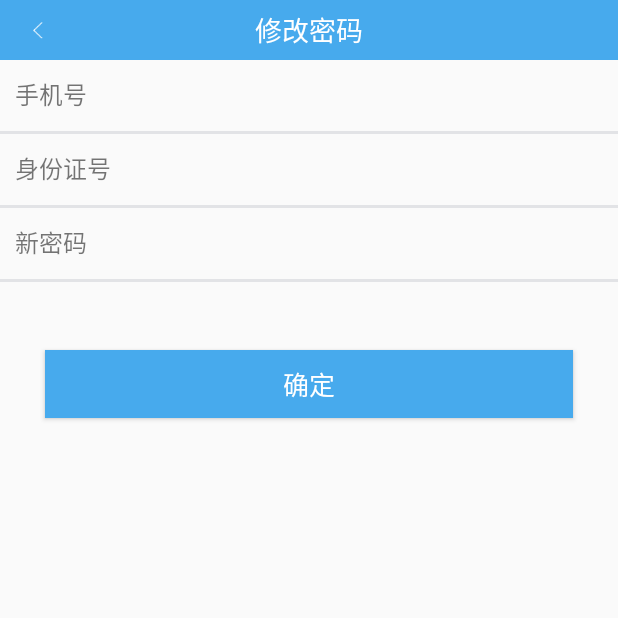
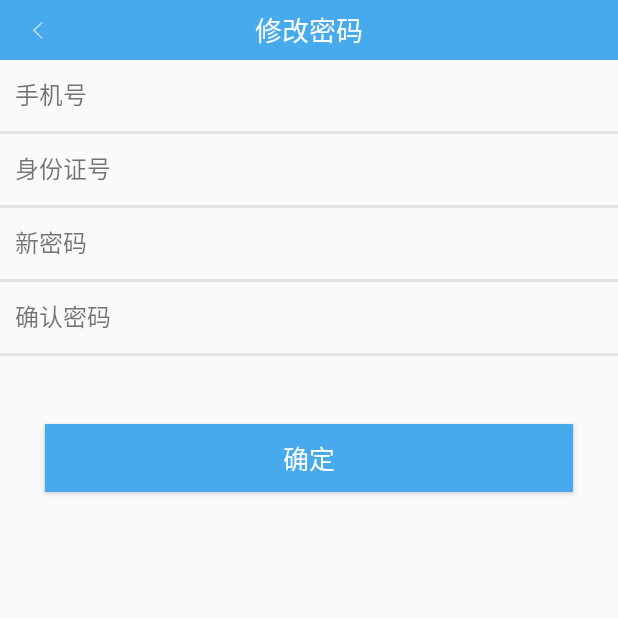
Before and after one commit to bxfla/withoutwork01, an Android app: the CheckPwdActivity screen opened directly, with no data from a screen before it, on a phone screen of 412 x 824 dp, the top half of it. Run offline under Robolectric (Android 15) with nearby library versions, the light colour scheme and no system bars; our stand-ins replace ButterKnife.

Commit message:
withoutwork01

```diff
--- a/app/src/main/java/com/xb/powerplatform/DB/MyDatabaseHelper.java
+++ b/app/src/main/java/com/xb/powerplatform/DB/MyDatabaseHelper.java
@@ -44,7 +44,7 @@
                 +"("+Constant.ID+","+Constant.QUTYPE+","+Constant.QUCONTENT
                 +","+Constant.QUA+","+Constant.QUB+","+Constant.QUC+","+Constant.QUD
                 +","+Constant.QUE+","+Constant.QUF+","+Constant.QUANSWER+","+Constant.QUANALYZE
-                +","+Constant.CLASSID+")";
+                +","+Constant.CLASSID+","+Constant.QUCATEGORY+")";
         Log.i("xyz",sql_error);
         db.execSQL(sql_error);
 
--- a/app/src/main/java/com/xb/powerplatform/education_and_training/adapter/EducationMoNiAdapter.java
+++ b/app/src/main/java/com/xb/powerplatform/education_and_training/adapter/EducationMoNiAdapter.java
@@ -393,6 +393,7 @@
         values.put(Constant.QUANSWER, dataItems.get(mPosition1).getQuAnswer());
         values.put(Constant.QUANALYZE, dataItems.get(mPosition1).getQuAnalyze());
         values.put(Constant.CLASSID, dataItems.get(mPosition1).getClasssId());
+        values.put(Constant.CLASSID, dataItems.get(mPosition1).getQuCategory());
         db.insert(Constant.TABBLE_NAME_ERROR, null, values);
     }
 
--- a/app/src/main/java/com/xb/powerplatform/utilsclass/person/activity/CheckPwdActivity.java
+++ b/app/src/main/java/com/xb/powerplatform/utilsclass/person/activity/CheckPwdActivity.java
@@ -3,6 +3,7 @@
 import android.content.Intent;
 import android.os.Bundle;
 import android.os.Looper;
+import android.text.method.PasswordTransformationMethod;
 import android.widget.Button;
 import android.widget.EditText;
 import android.widget.Toast;
@@ -15,13 +16,12 @@
 import com.xb.powerplatform.utilsclass.person.presenter.CheckPwdPresenter;
 import com.xb.powerplatform.utilsclass.person.presenter.presenterImpl.CheckPwdPresenterImpl;
 import com.xb.powerplatform.utilsclass.person.view.CheckPwdView;
-import com.xb.powerplatform.utilsclass.utils.ProgressDialogUtil;
 
 import butterknife.Bind;
 import butterknife.ButterKnife;
 import butterknife.OnClick;
 
-public class CheckPwdActivity extends BaseActivity implements CheckPwdView{
+public class CheckPwdActivity extends BaseActivity implements CheckPwdView {
 
     CheckPwdPresenter presenter;
 
@@ -36,11 +36,15 @@
     @Bind(R.id.btn)
     Button btn;
     showMyToast showmytoast;
+    @Bind(R.id.etNewPwd1)
+    EditText etNewPwd1;
 
     @Override
     protected void onCreate(Bundle savedInstanceState) {
         super.onCreate(savedInstanceState);
         ButterKnife.bind(this);
+        etNewPwd.setTransformationMethod(PasswordTransformationMethod.getInstance());
+        etNewPwd1.setTransformationMethod(PasswordTransformationMethod.getInstance());
     }
 
     @Override
@@ -60,31 +64,35 @@
 
     @OnClick(R.id.btn)
     public void onViewClicked() {
-        if (etName.getText().toString().length()!=0&&
-                etIdcard.getText().toString().length()!=0&&
-                etNewPwd.getText().toString().length()!=0){
-            presenter = new CheckPwdPresenterImpl(this, this,etName.getText().toString(),
-                    etIdcard.getText().toString(),etNewPwd.getText().toString());
-            presenter.CheckPwd(etName.getText().toString(),
-                    etIdcard.getText().toString(),etNewPwd.getText().toString());
-        }else {
-            ProgressDialogUtil.startLoad(this,getResources().getString(R.string.cannot_isnull));
+        if (etName.getText().toString().length() != 0 &&
+                etIdcard.getText().toString().length() != 0 &&
+                etNewPwd.getText().toString().length() != 0) {
+            if (etNewPwd.equals(etNewPwd1)){
+                presenter = new CheckPwdPresenterImpl(this, this, etName.getText().toString(),
+                        etIdcard.getText().toString(), etNewPwd.getText().toString());
+                presenter.CheckPwd(etName.getText().toString(),
+                        etIdcard.getText().toString(), etNewPwd.getText().toString());
+            }else {
+                Toast.makeText(this, "两次密码不一致", Toast.LENGTH_SHORT).show();
+            }
+        } else {
+            Toast.makeText(this, getResources().getString(R.string.cannot_isnull), Toast.LENGTH_SHORT).show();
         }
     }
 
     @Override
     public void getCheckPwdData(checkPwd checkpwd) {
-        if (String.valueOf(checkpwd.isSuccess()).equals("true")){
-            Intent intent=new Intent(this,LoginActivity.class);
+        if (String.valueOf(checkpwd.isSuccess()).equals("true")) {
+            Intent intent = new Intent(this, LoginActivity.class);
             startActivity(intent);
             Looper.loop();
-            Toast toast=Toast.makeText(CheckPwdActivity.this,"修改成功", Toast.LENGTH_LONG);
-            showmytoast.showToast(toast,1000);
+            Toast toast = Toast.makeText(CheckPwdActivity.this, "修改成功", Toast.LENGTH_LONG);
+            showmytoast.showToast(toast, 1000);
             Looper.prepare();
-        }else {
+        } else {
             Looper.loop();
-            Toast toast=Toast.makeText(CheckPwdActivity.this,"修改失败", Toast.LENGTH_LONG);
-            showmytoast.showToast(toast,1000);
+            Toast toast = Toast.makeText(CheckPwdActivity.this, "修改失败", Toast.LENGTH_LONG);
+            showmytoast.showToast(toast, 1000);
             Looper.prepare();
         }
     }
--- a/app/src/main/res/layout/activity_checkpwd.xml
+++ b/app/src/main/res/layout/activity_checkpwd.xml
@@ -77,6 +77,27 @@
             android:textSize="16dp" />
     </LinearLayout>
     <View style="@style/line"></View>
+    <LinearLayout
+        android:id="@+id/ll4"
+        style="@style/linerlayout"
+        android:orientation="horizontal">
+        <TextView
+            android:layout_weight="1"
+            android:layout_width="0dp"
+            android:layout_height="match_parent"
+            android:text="确认密码"
+            android:gravity="center_vertical"
+            android:textSize="16dp" />
+        <EditText
+            android:id="@+id/etNewPwd1"
+            android:background="@null"
+            android:layout_weight="2"
+            android:layout_width="0dp"
+            android:layout_height="match_parent"
+            android:gravity="center_vertical"
+            android:textSize="16dp" />
+    </LinearLayout>
+    <View style="@style/line"></View>
 
     <Button
         android:id="@+id/btn"
```
Also changed, not shown: app/src/main/java/com/xb/powerplatform/utilsclass/person/activity/LoginActivity.java (+15 -17 lines), app/src/main/java/com/xb/powerplatform/utilsclass/person/activity/MainActivity.java (+5 -3 lines), app/src/main/java/com/xb/powerplatform/utilsclass/person/activity/RegisterActivity.java (+22 -10 lines), app/src/main/res/layout/activity_education.xml (+4 -4 lines), app/src/main/res/layout/activity_register_.xml (+16 -0 lines).
